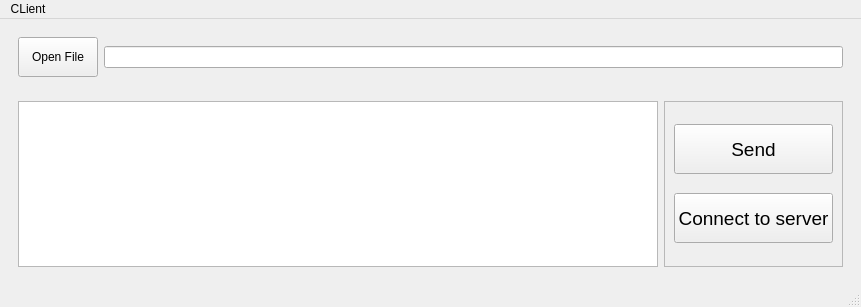
Above: Client/MainWindow/mainwindow.ui from DanyilPozniakov/TextAnalyzer before the change. Below: the same form after it.
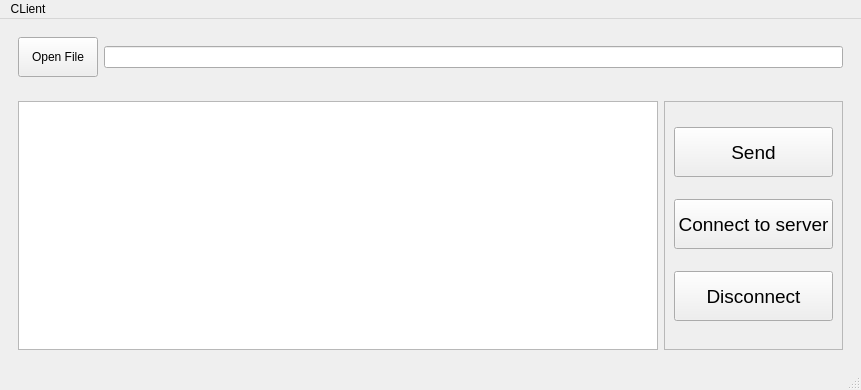
That is the form after the change.

The edit to the form file:
```diff
--- a/Client/MainWindow/mainwindow.ui
+++ b/Client/MainWindow/mainwindow.ui
@@ -7,7 +7,7 @@
     <x>0</x>
     <y>0</y>
     <width>861</width>
-    <height>307</height>
+    <height>390</height>
    </rect>
   </property>
   <property name="windowTitle">
@@ -101,6 +101,24 @@
             </property>
            </widget>
           </item>
+          <item>
+           <widget class="QPushButton" name="closeConnect">
+            <property name="minimumSize">
+             <size>
+              <width>0</width>
+              <height>50</height>
+             </size>
+            </property>
+            <property name="font">
+             <font>
+              <pointsize>14</pointsize>
+             </font>
+            </property>
+            <property name="text">
+             <string>Disconnect</string>
+            </property>
+           </widget>
+          </item>
          </layout>
         </widget>
        </item>
```
Left out of the diff: 2 changed lines with no effect on the pictures.
